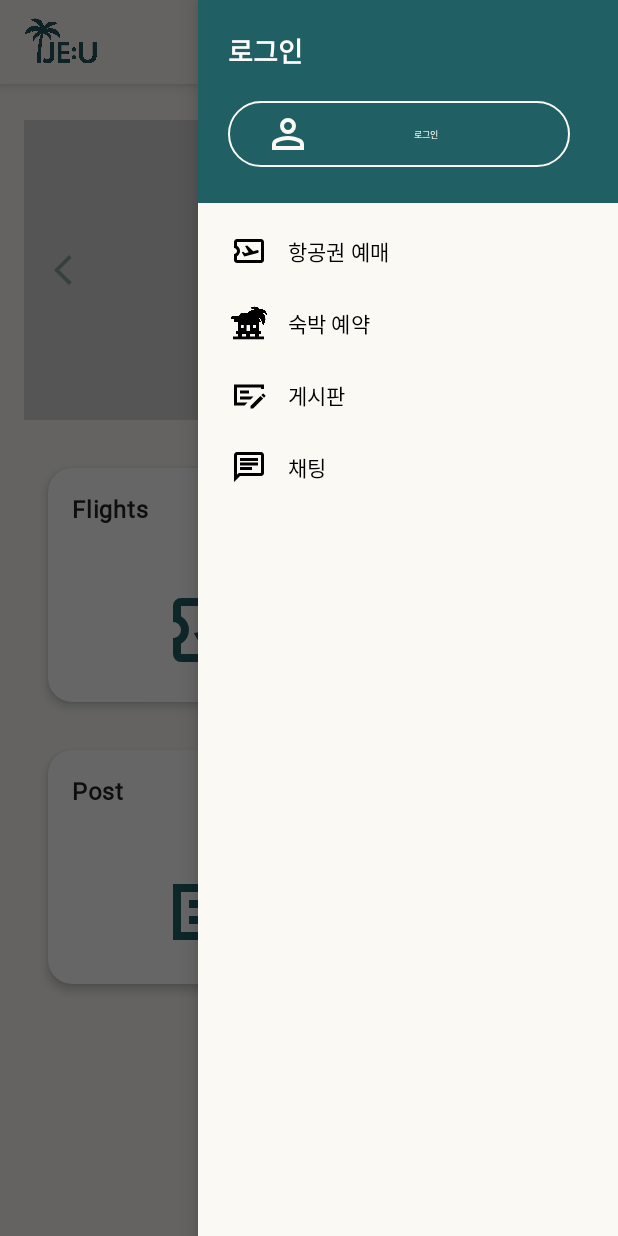
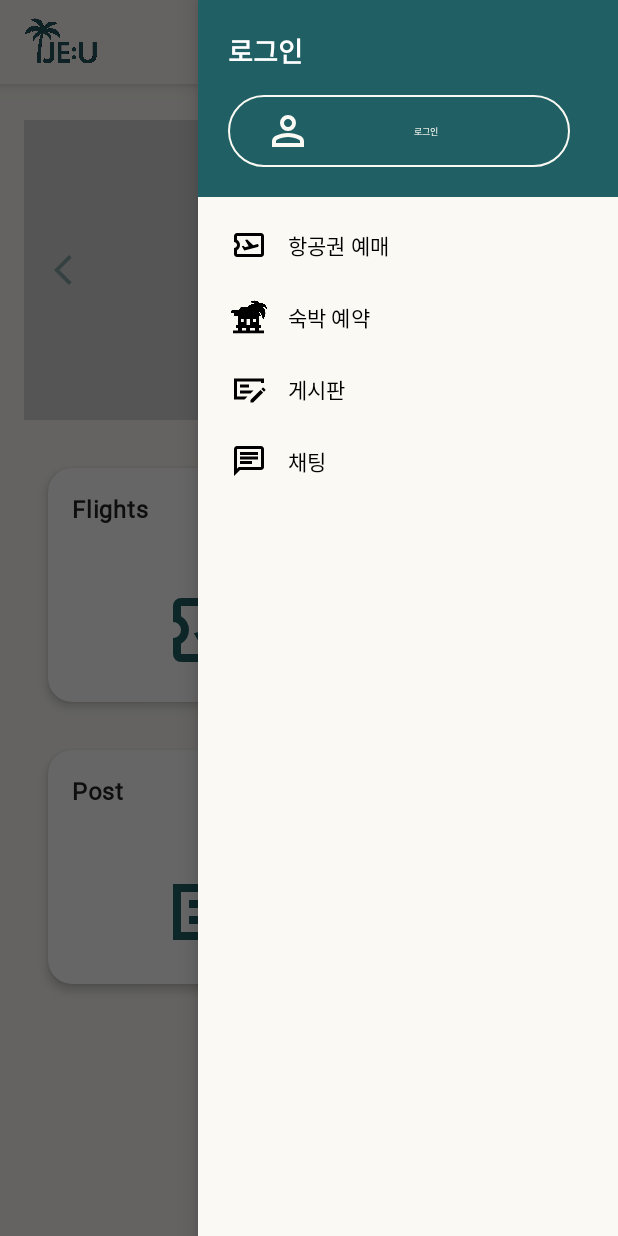
Before and after one commit to crescentdara/android_team1, an Android app: the screen it shows after launch (MainActivity), with the side drawer open, on a phone screen of 412 x 824 dp. Run offline under Robolectric (Android 15) with nearby library versions, the phone set to English and light mode, and no system bars.

Commit message:
메인페이지 디자인 수정.

```diff
--- a/android_studio/app/src/main/res/layout/nav_header_jeu.xml
+++ b/android_studio/app/src/main/res/layout/nav_header_jeu.xml
@@ -47,7 +47,9 @@
             app:strokeColor="@color/colorBg_je"
             app:strokeWidth="1dp"
             app:icon="@drawable/ic_menu_mypage"
-            app:iconTint="@color/colorBg_je"/>
+            app:iconTint="@color/colorBg_je"
+            android:insetTop="0dp"
+            android:insetBottom="0dp"/>
 
         <Space
             android:layout_width="12dp"
@@ -66,6 +68,8 @@
             app:strokeColor="@color/colorBg_je"
             app:strokeWidth="1dp"
             app:icon="@drawable/ic_logout"
-            app:iconTint="@color/colorBg_je"/>
+            app:iconTint="@color/colorBg_je"
+            android:insetTop="0dp"
+            android:insetBottom="0dp"/>
     </LinearLayout>
 </LinearLayout>
```
